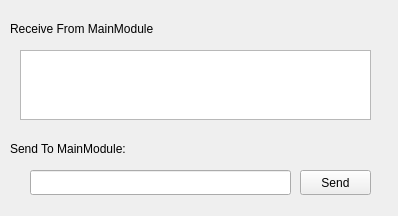
First picture: the form in MainPlugins/TestPlugin/testwidget.ui, repository Henry546477Moore/HMSmartClient, before the edit.
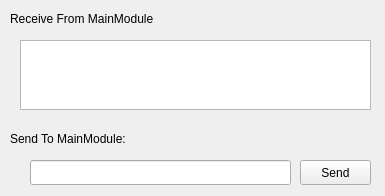
Second picture: the form after the edit.

The edit to the form file:
```diff
--- a/MainPlugins/TestPlugin/testwidget.ui
+++ b/MainPlugins/TestPlugin/testwidget.ui
@@ -6,54 +6,18 @@
    <rect>
     <x>0</x>
     <y>0</y>
-    <width>398</width>
-    <height>216</height>
+    <width>385</width>
+    <height>196</height>
    </rect>
   </property>
   <property name="windowTitle">
    <string>Form</string>
   </property>
-  <widget class="QLabel" name="label">
-   <property name="geometry">
-    <rect>
-     <x>10</x>
-     <y>20</y>
-     <width>201</width>
-     <height>17</height>
-    </rect>
-   </property>
-   <property name="text">
-    <string>Receive From MainModule</string>
-   </property>
-  </widget>
-  <widget class="QTextEdit" name="txtFromMain">
-   <property name="geometry">
-    <rect>
-     <x>20</x>
-     <y>50</y>
-     <width>351</width>
-     <height>70</height>
-    </rect>
-   </property>
-  </widget>
-  <widget class="QLabel" name="label_2">
-   <property name="geometry">
-    <rect>
-     <x>10</x>
-     <y>140</y>
-     <width>201</width>
-     <height>17</height>
-    </rect>
-   </property>
-   <property name="text">
-    <string>Send To MainModule:</string>
-   </property>
-  </widget>
   <widget class="QLineEdit" name="txtSendToMainMdoule">
    <property name="geometry">
     <rect>
      <x>30</x>
-     <y>170</y>
+     <y>160</y>
      <width>261</width>
      <height>25</height>
     </rect>
@@ -63,7 +27,7 @@
    <property name="geometry">
     <rect>
      <x>300</x>
-     <y>170</y>
+     <y>160</y>
      <width>71</width>
      <height>25</height>
     </rect>
@@ -72,6 +36,42 @@
     <string>Send</string>
    </property>
   </widget>
+  <widget class="QTextEdit" name="txtFromMain">
+   <property name="geometry">
+    <rect>
+     <x>20</x>
+     <y>40</y>
+     <width>351</width>
+     <height>70</height>
+    </rect>
+   </property>
+  </widget>
+  <widget class="QLabel" name="label_2">
+   <property name="geometry">
+    <rect>
+     <x>10</x>
+     <y>130</y>
+     <width>201</width>
+     <height>17</height>
+    </rect>
+   </property>
+   <property name="text">
+    <string>Send To MainModule:</string>
+   </property>
+  </widget>
+  <widget class="QLabel" name="label">
+   <property name="geometry">
+    <rect>
+     <x>10</x>
+     <y>10</y>
+     <width>201</width>
+     <height>17</height>
+    </rect>
+   </property>
+   <property name="text">
+    <string>Receive From MainModule</string>
+   </property>
+  </widget>
  </widget>
  <resources/>
  <connections/>
```
